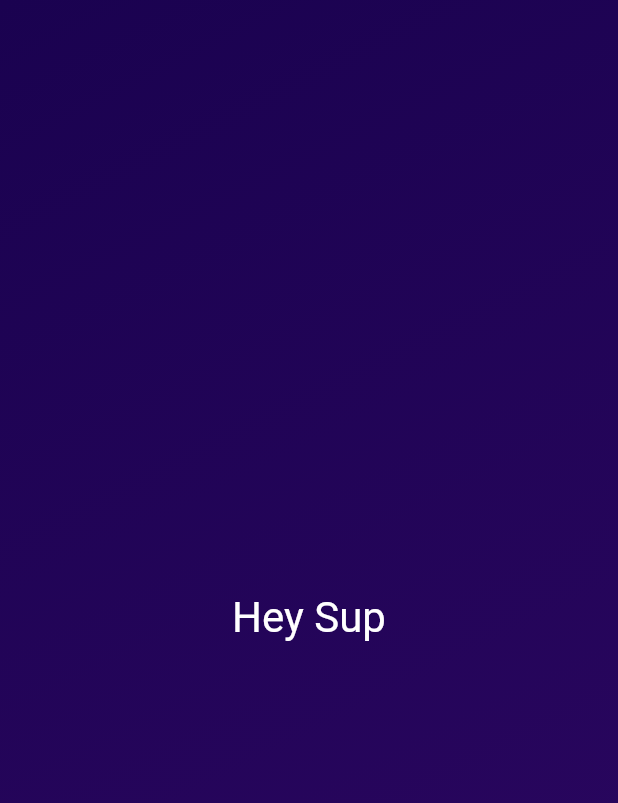
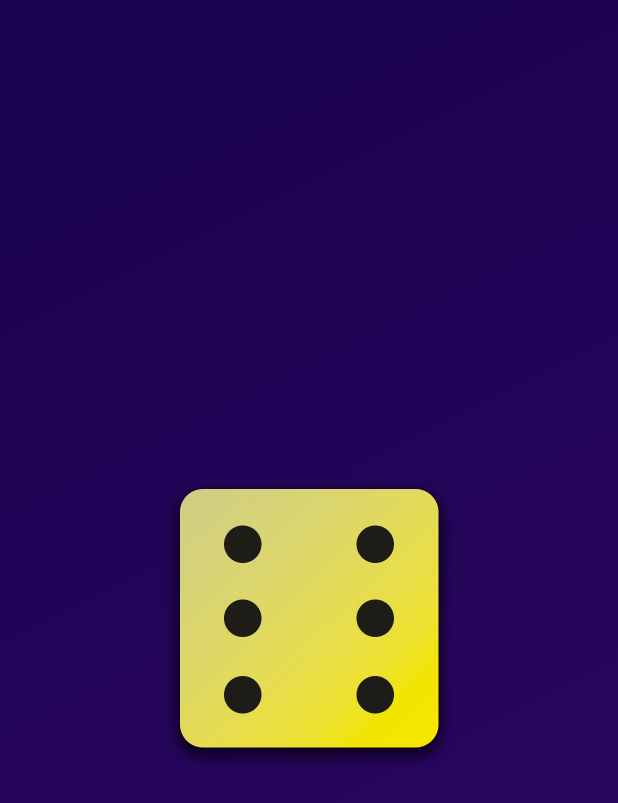
Before and after one commit to N0T1V4G0/rolldice, a Flutter app: the screen it shows after launch, on a phone screen of 412 x 824 dp. Shown: the top 803 px of the screen. Run offline on Flutter 3.47's test engine with Material 2 defaults, Android fonts, the phone set to English and light mode, and no system bars.

```diff
--- a/lib/gradient_container.dart
+++ b/lib/gradient_container.dart
@@ -1,5 +1,4 @@
 import 'package:flutter/material.dart';
-import 'package:rolldice/styled_text.dart';
 
 class GradientContainer extends StatelessWidget {
   const GradientContainer(this.colors, {super.key});
@@ -16,8 +15,11 @@ class GradientContainer extends StatelessWidget {
           end: Alignment.bottomRight,
         ),
       ),
-      child: const Center(
-        child: StyledText("Hey Sup"),
+      child: Center(
+        child: Image.asset(
+          'assets/images/dice-6.png',
+          width: 200,
+        ),
       ),
     );
   }
```
Also changed, not shown: pubspec.yaml (+7 -3 lines), assets/images/dice-1.png (added), assets/images/dice-2.png (added), assets/images/dice-3.png (added), assets/images/dice-4.png (added), assets/images/dice-5.png (added), assets/images/dice-6.png (added).
